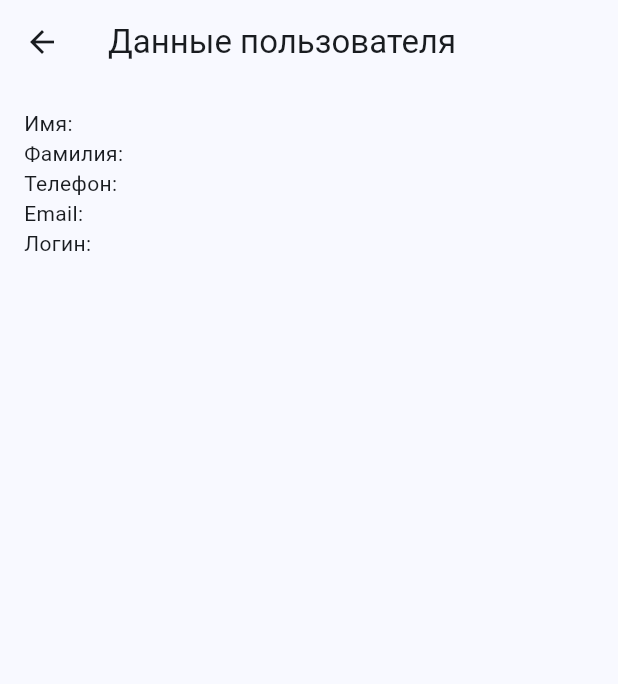
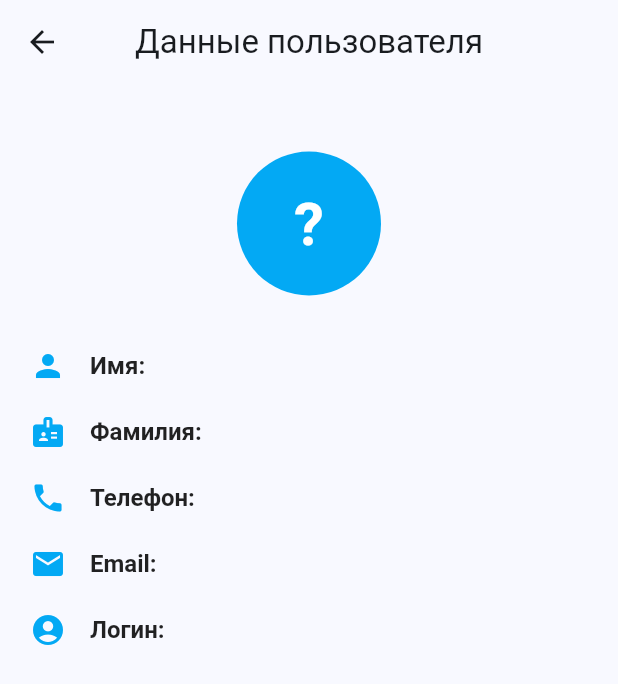
Before and after one commit to zabduvaliev-sys/flutter1-homework, a Flutter app: the ResultPage screen opened directly with empty values, on a phone screen of 412 x 824 dp. Shown: the top 684 px of the screen. Run offline on Flutter 3.47's test engine with Material 3 defaults, Android fonts, the phone set to English and light mode, and no system bars.

Commit message:
lesson 7

```diff
--- a/lesson7/lib/main.dart
+++ b/lesson7/lib/main.dart
@@ -245,6 +245,7 @@ String? validateConfirmPassword(String? value) {
   }
 }
 
+
 class ResultPage extends StatelessWidget {
   final String name;
   final String surname;
@@ -261,22 +262,70 @@ class ResultPage extends StatelessWidget {
     required this.login,
   });
 
+  Widget infoRow(IconData icon, String title, String value) {
+    return Padding(
+      padding: const EdgeInsets.symmetric(vertical: 10),
+      child: Row(
+        children: [
+          Icon(icon, color: Colors.lightBlue, size: 24),
+          const SizedBox(width: 16),
+          Expanded(
+            child: RichText(
+              text: TextSpan(
+                style: const TextStyle(
+                  fontSize: 16,
+                  color: Colors.black87,
+                ),
+                children: [
+                  TextSpan(
+                    text: '$title: ',
+                    style: const TextStyle(
+                      fontWeight: FontWeight.bold,
+                    ),
+                  ),
+                  TextSpan(text: value),
+                ],
+              ),
+            ),
+          ),
+        ],
+      ),
+    );
+  }
+
   @override
   Widget build(BuildContext context) {
     return Scaffold(
       appBar: AppBar(
         title: const Text('Данные пользователя'),
+        centerTitle: true,
       ),
-      body: Padding(
-        padding: const EdgeInsets.all(16),
+      body: SingleChildScrollView(
+        padding: const EdgeInsets.all(20),
         child: Column(
-          crossAxisAlignment: CrossAxisAlignment.start,
           children: [
-            Text('Имя: $name'),
-            Text('Фамилия: $surname'),
-            Text('Телефон: $phone'),
-            Text('Email: $email'),
-            Text('Логин: $login'),
+            const SizedBox(height: 25),
+
+            CircleAvatar(
+              radius: 48,
+              backgroundColor: Colors.lightBlue,
+              child: Text(
+                name.isNotEmpty ? name[0].toUpperCase() : '?',
+                style: const TextStyle(
+                  fontSize: 40,
+                  color: Colors.white,
+                  fontWeight: FontWeight.bold,
+                ),
+              ),
+            ),
+
+            const SizedBox(height: 25),
+
+            infoRow(Icons.person, 'Имя', name),
+            infoRow(Icons.badge, 'Фамилия', surname),
+            infoRow(Icons.phone, 'Телефон', phone),
+            infoRow(Icons.email, 'Email', email),
+            infoRow(Icons.account_circle, 'Логин', login),
           ],
         ),
       ),
```
